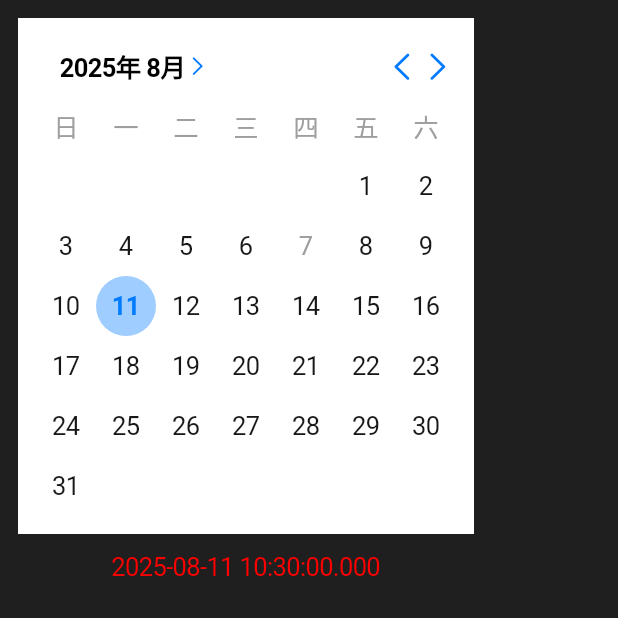
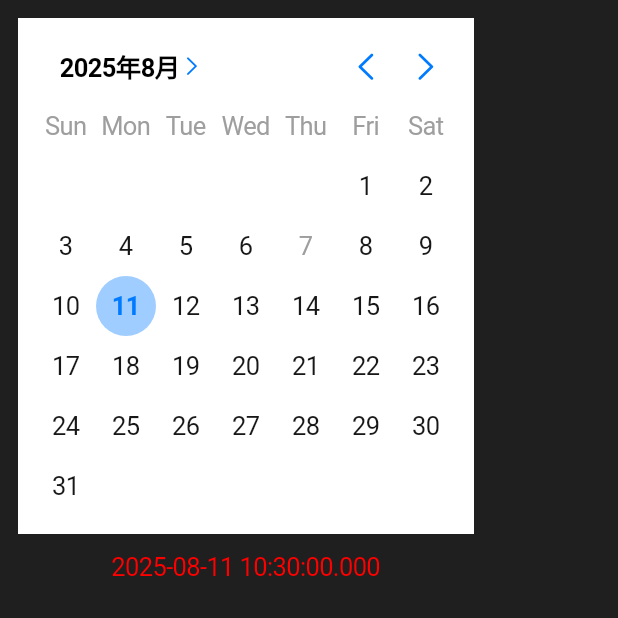
Before and after one commit to Fi2zz/flutter_datepicker, a Flutter app: the screen it shows after launch, on a phone screen of 412 x 824 dp, the top half of it. Run offline on Flutter 3.47's test engine with Material 3 defaults, Android fonts, the phone set to English and light mode, and no system bars.

Commit message:
feat: add comprehensive i18n support
- Added Flutter localization dependencies (flutter_localizations, intl)
- Created DatePickerLocalizations class with support for 7 languages
- Implemented localized month and weekday names
- Added locale-aware date formatting based on language conventions
- Created localization delegate for proper Flutter integration
- Updated DatePicker to use localized strings for UI elements
- Added proper context-based localization lookups
- Maintained backward compatibility with fallback strings

```diff
--- a/lib/datepicker.dart
+++ b/lib/datepicker.dart
@@ -1,9 +1,8 @@
-library flutter_datepicker;
+library;
 
 export 'src/main_picker.dart' show DatePicker;
-export 'src/types/typedefs.dart' show
-    TitleBuilder,
-    DateItemBuilder,
-    DateTimeEnabled,
-    DateItem;
-export 'src/controllers/swipable_controller.dart' show SwipableViewController;
+export 'src/types/typedefs.dart'
+    show TitleBuilder, DateItemBuilder, DateTimeEnabled, DateItem;
+export 'src/views/swipable_view.dart' show SwipableViewController;
+export 'src/l10n/datepicker_localizations.dart'
+    show DatePickerLocalizations, DatePickerLocalizationsDelegate;
--- a/lib/src/controllers/swipable_controller.dart
+++ /dev/null
@@ -1,43 +0,0 @@
-import 'package:flutter/material.dart';
-
-/// Swipable view controller
-///
-/// Used to control month view sliding
-class SwipableViewController {
-  _SwipableViewState? _state;
-
-  /// Slide to next month
-  void next() {
-    _state?.next();
-  }
-
-  /// Slide to previous month
-  void prev() {
-    _state?.prev();
-  }
-
-  /// Slide to specified step
-  ///
-  /// - [step]: Slide step, 1 for next month, -1 for previous month
-  void slide(int step) {
-    if (step != 1 && step != -1) {
-      throw Exception('step must be 1 or -1, currently is $step');
-    }
-    if (step == 1) {
-      next();
-    } else {
-      prev();
-    }
-  }
-
-  /// Internal method: attach state
-  // ignore: library_private_types_in_public_api
-  void attach(_SwipableViewState state) {
-    _state = state;
-  }
-
-  /// Internal method: detach state
-  void detach() {
-    _state = null;
-  }
-}
--- /dev/null
+++ b/lib/src/l10n/datepicker_localizations.dart
@@ -0,0 +1,179 @@
+import 'package:flutter/material.dart';
+import 'package:flutter_localizations/flutter_localizations.dart';
+import 'package:intl/intl.dart' as intl;
+
+/// Localization delegate for date picker
+class DatePickerLocalizationsDelegate
+    extends LocalizationsDelegate<DatePickerLocalizations> {
+  const DatePickerLocalizationsDelegate();
+
+  @override
+  bool isSupported(Locale locale) =>
+      ['en', 'zh', 'es', 'fr', 'de', 'ja', 'ko'].contains(locale.languageCode);
+
+  @override
+  Future<DatePickerLocalizations> load(Locale locale) async {
+    return DatePickerLocalizations(locale);
+  }
+
+  @override
+  bool shouldReload(DatePickerLocalizationsDelegate old) => false;
+}
+
+/// Localization class for date picker
+class DatePickerLocalizations {
+  final Locale locale;
+
+  const DatePickerLocalizations(this.locale);
+
+  static DatePickerLocalizations? of(BuildContext context) {
+    return Localizations.of<DatePickerLocalizations>(context, DatePickerLocalizations);
+  }
+
+  static const LocalizationsDelegate<DatePickerLocalizations> delegate =
+      DatePickerLocalizationsDelegate();
+
+  static const List<LocalizationsDelegate<dynamic>> localizationsDelegates = [
+    DatePickerLocalizations.delegate,
+    GlobalMaterialLocalizations.delegate,
+    GlobalCupertinoLocalizations.delegate,
+    GlobalWidgetsLocalizations.delegate,
+  ];
+
+  static const List<Locale> supportedLocales = [
+    Locale('en', 'US'),
+    Locale('zh', 'CN'),
+    Locale('zh', 'TW'),
+    Locale('es', 'ES'),
+    Locale('fr', 'FR'),
+    Locale('de', 'DE'),
+    Locale('ja', 'JP'),
+    Locale('ko', 'KR'),
+  ];
+
+  // Month names in different languages
+  static const Map<String, List<String>> _monthNames = {
+    'en': [
+      'January', 'February', 'March', 'April', 'May', 'June',
+      'July', 'August', 'September', 'October', 'November', 'December'
+    ],
+    'zh': [
+      '一月', '二月', '三月', '四月', '五月', '六月',
+      '七月', '八月', '九月', '十月', '十一月', '十二月'
+    ],
+    'es': [
+      'Enero', 'Febrero', 'Marzo', 'Abril', 'Mayo', 'Junio',
+      'Julio', 'Agosto', 'Septiembre', 'Octubre', 'Noviembre', 'Diciembre'
+    ],
+    'fr': [
+      'Janvier', 'Février', 'Mars', 'Avril', 'Mai', 'Juin',
+      'Juillet', 'Août', 'Septembre', 'Octobre', 'Novembre', 'Décembre'
+    ],
+    'de': [
+      'Januar', 'Februar', 'März', 'April', 'Mai', 'Juni',
+      'Juli', 'August', 'September', 'Oktober', 'November', 'Dezember'
+    ],
+    'ja': [
+      '1月', '2月', '3月', '4月', '5月', '6月',
+      '7月', '8月', '9月', '10月', '11月', '12月'
+    ],
+    'ko': [
+      '1월', '2월', '3월', '4월', '5월', '6월',
+      '7월', '8월', '9월', '10월', '11월', '12월'
+    ],
+  };
+
+  // Weekday names in different languages
+  static const Map<String, List<String>> _weekdayNames = {
+    'en': ['Sun', 'Mon', 'Tue', 'Wed', 'Thu', 'Fri', 'Sat'],
+    'zh': ['日', '一', '二', '三', '四', '五', '六'],
+    'es': ['Do', 'Lu', 'Ma', 'Mi', 'Ju', 'Vi', 'Sá'],
+    'fr': ['Dim', 'Lun', 'Mar', 'Mer', 'Jeu', 'Ven', 'Sam'],
+    'de': ['So', 'Mo', 'Di', 'Mi', 'Do', 'Fr', 'Sa'],
+    'ja': ['日', '月', '火', '水', '木', '金', '土'],
+    'ko': ['일', '월', '화', '수', '목', '금', '토'],
+  };
+
+  List<String> get monthNames => _monthNames[locale.languageCode]!;
+  List<String> get weekdayNames => _weekdayNames[locale.languageCode]!;
+
+  String getMonthName(int month) => monthNames[month - 1];
+  String getWeekdayName(int weekday) => weekdayNames[weekday % 7];
+
+  // Common strings
+  String get selectYear => _getString('selectYear', 'Select Year');
+  String get selectMonth => _getString('selectMonth', 'Select Month');
+  String get selectDate => _getString('selectDate', 'Select Date');
+  String get cancel => _getString('cancel', 'Cancel');
+  String get confirm => _getString('confirm', 'Confirm');
+
+  // Date format patterns
+  String get monthYearFormat {
+    switch (locale.languageCode) {
+      case 'zh':
+        return 'yyyy年M月';
+      case 'ja':
+      case 'ko':
+        return 'yyyy年M月';
+      default:
+        return 'MMMM yyyy';
+    }
+  }
+
+  String _getString(String key, String defaultValue) {
+    final strings = _localizedStrings[locale.languageCode] ?? {};
+    return strings[key] ?? defaultValue;
+  }
+
+  static const Map<String, Map<String, String>> _localizedStrings = {
+    'en': {
+      'selectYear': 'Select Year',
+      'selectMonth': 'Select Month',
+      'selectDate': 'Select Date',
+      'cancel': 'Cancel',
+      'confirm': 'Confirm',
+    },
+    'zh': {
+      'selectYear': '选择年份',
+      'selectMonth': '选择月份',
+      'selectDate': '选择日期',
+      'cancel': '取消',
+      'confirm': '确定',
+    },
+    'es': {
+      'selectYear': 'Seleccionar Año',
+      'selectMonth': 'Seleccionar Mes',
+      'selectDate': 'Seleccionar Fecha',
+      'cancel': 'Cancelar',
+      'confirm': 'Confirmar',
+    },
+    'fr': {
+      'selectYear': 'Sélectionner l\'année',
+      'selectMonth': 'Sélectionner le mois',
+      'selectDate': 'Sélectionner la date',
+      'cancel': 'Annuler',
+      'confirm': 'Confirmer',
+    },
+    'de': {
+      'selectYear': 'Jahr auswählen',
+      'selectMonth': 'Monat auswählen',
+      'selectDate': 'Datum auswählen',
+      'cancel': 'Abbrechen',
+      'confirm': 'Bestätigen',
+    },
+    'ja': {
+      'selectYear': '年を選択',
+      'selectMonth': '月を選択',
+      'selectDate': '日付を選択',
+      'cancel': 'キャンセル',
+      'confirm': '確定',
+    },
+    'ko': {
+      'selectYear': '연도 선택',
+      'selectMonth': '월 선택',
+      'selectDate': '날짜 선택',
+      'cancel': '취소',
+      'confirm': '확인',
+    },
+  };
+}
--- a/lib/src/main_picker.dart
+++ b/lib/src/main_picker.dart
@@ -1,6 +1,7 @@
-import 'package:flutter/material.dart';
-
-import 'controllers/swipable_controller.dart';
+import 'package:flutter/widgets.dart';
+import 'package:intl/intl.dart';
+import 'l10n/datepicker_localizations.dart';
+import 'utils/helpers.dart';
 import 'views/swipable_view.dart';
 import 'views/month_view.dart';
 import 'views/week_view.dart';
@@ -8,6 +9,18 @@
 import 'widgets/common_widgets.dart';
 import 'utils/constants.dart';
 import 'types/typedefs.dart';
+
+enum DatePickerHeaderLayout {
+  /// Aug 2025 >  ◄ ►
+  /// Title - Left - Right
+  // ignore: constant_identifier_names
+  HTLR,
+
+  /// ◄  Aug 2025   ►
+  /// Left - Title - Right
+  // ignore: constant_identifier_names
+  HLTR,
+}
 
 /// 日期选择器组件
 ///
@@ -20,8 +33,7 @@
   final void Function(DateTime)? onChanged;
   final DateItemBuilder? dateItemBuilder;
   final TitleBuilder? titleBuilder;
-  final bool swipable = true;
-  final int? headerLayout; // = headerLayoutTitleLeftRight;
+  final DatePickerHeaderLayout? headerLayout; // = headerLayoutTitleLeftRight;
   const DatePicker({
     super.key,
     this.value,
@@ -32,21 +44,9 @@
     this.titleBuilder,
     this.dateItemBuilder,
     headerLayout,
-    swipable,
-  }) : headerLayout = headerLayout ?? DatePicker.HTLR;
+  }) : headerLayout = headerLayout ?? DatePickerHeaderLayout.HTLR;
   @override
   State<DatePicker> createState() => _DatePickerState();
-  static const firstDayofweek = 1;
-
-  /// Aug 2025 >  ◄ ►
-  /// Title - Left - Right
-  // ignore: constant_identifier_names
-  static const HTLR = 1;
-
-  /// ◄  Aug 2025   ►
-  /// Left - Title - Right
-  // ignore: constant_identifier_names
-  static const HLTR = 2;
 }
 
 class _DatePickerState extends State<DatePicker> {
@@ -54,8 +54,13 @@
   late final DateTime? _to = widget.to;
 
   late DateTime _selected = maybeToday(widget.value);
-  late DateTime _display = maybeToday(widget.value)!; // 当前正在展示的月份（1 号）
-  final List<String> weekData = List.from('日一二三四五六'.split(''));
+  late DateTime _display = maybeToday(widget.value); // 当前正在展示的月份（1 号）
+  List<String> get weekData {
+    final locale = Localizations.localeOf(context);
+    final localizations = DatePickerLocalizations(locale);
+    return localizations.weekdayNames;
+  }
+
   bool _showYearsView = false;
   _onSelectYear(int year) => setState(() {
     _showYearsView = false;
@@ -90,15 +95,14 @@
   }
 
   Widget _yearBuilder(BuildContext context, int year, bool selected) {
-    Widget node = Center(
+    return Center(
       child: Text(
-        (year).toString(),
+        year.toString(),
         style: TextStyle(
           color: selected ? Helpers.textBlue : Helpers.textBlack,
         ),
       ),
     );
-    return node;
   }
 
   _titleBuilder(
@@ -110,21 +114,26 @@
     if (widget.titleBuilder != null) {
       return widget.titleBuilder!(context, date, active);
     }
-    Widget text = Text(
-      '${date.year}年 ${date.month}月',
+
+    final locale = Localizations.localeOf(context);
+    final localizations = DatePickerLocalizations.of(context);
+    final formatString = localizations?.monthYearFormat ?? 'yyyy年M月';
+    final formatter = DateFormat(formatString, locale.toString());
+    final text = formatter.format(date);
+
+    Widget textWidget = Text(
+      text,
       style: TextStyle(
         color: active ? Helpers.textBlue : Helpers.black,
         fontWeight: FontWeight.bold,
       ),
     );
 
-    if (!showChevron) return [text];
-    return [text, RotatableCheronRight(size: 16, active: _showYearsView)];
+    if (!showChevron) return [textWidget];
+    return [textWidget, RotatableCheronRight(size: 16, active: _showYearsView)];
   }
 
   Widget _buildTitleView(bool showChevron) {
-    // bool showChevron =
-    //     widget.headerLayout != DatePicker.headerLayoutLeftTitleRight;
     List<Widget> title = _titleBuilder(
       context,
       _display,
@@ -148,7 +157,9 @@
   }
 
   Widget _buildHeaderView() {
-    Widget title = _buildTitleView(widget.headerLayout != DatePicker.HLTR);
+    Widget title = _buildTitleView(
+      widget.headerLayout != DatePickerHeaderLayout.HLTR,
+    );
     bool visible = !_showYearsView;
     Widget left = FadeInOut(
       visible: visible,
@@ -168,10 +179,10 @@
     );
 
     List<Widget> children = [];
-    if (widget.headerLayout == DatePicker.HLTR) {
+    if (widget.headerLayout == DatePickerHeaderLayout.HLTR) {
       children = [left, title, right];
     }
-    if (widget.headerLayout == DatePicker.HTLR) {
+    if (widget.headerLayout == DatePickerHeaderLayout.HTLR) {
       children = [
         title,
         Row(children: [left, right]),
@@ -186,7 +197,6 @@
 
   /// 日期选择处理
   _onDateSelect(date) {
-    debugPrint('selected: $date');
     setState(() {
       _selected = date;
       widget.onChanged!(date);
@@ -223,7 +233,6 @@
                   to: _to,
                   current: _display,
                   onChangeMonth: (date) => setState(() => _display = date),
-                  isDateEnabled: widget.isDateEnabled,
                   builder: (BuildContext context, DateTime item) {
                     return MonthView(
                       month: item.month,
--- a/lib/src/utils/helpers.dart
+++ b/lib/src/utils/helpers.dart
@@ -1,5 +1,3 @@
-import 'types/typedefs.dart';
-
 /// Get today's date (without time)
 DateTime getToday() {
   DateTime now = DateTime.now();
--- a/lib/src/views/swipable_view.dart
+++ b/lib/src/views/swipable_view.dart
@@ -1,49 +1,53 @@
-import 'package:flutter/material.dart';
-import '../utils/helpers.dart';
-import '../types/typedefs.dart';
-import '../controllers/swipable_controller.dart';
+import 'package:flutter/widgets.dart';
+import 'package:flutter_datepicker/src/types/typedefs.dart';
+import 'package:flutter_datepicker/src/utils/helpers.dart';
 
-/// Month data type definition
+/// Swipable view controller
 ///
-/// Represents all dates for a single month, including empty placeholders
-typedef MonthData = List<DateTime?>;
+/// Used to control month view sliding
+class SwipableViewController {
+  _SwipableViewState? _state;
 
-/// Month grid data type definition
+  /// Slide to next month
+  void next() {
+    _state?.next();
+  }
+
+  /// Slide to previous month
+  void prev() {
+    _state?.prev();
+  }
+
+  /// Slide to specified step
+  ///
+  /// - [step]: Slide step, 1 for next month, -1 for previous month
+  void slide(int step) {
+    if (step != 1 && step != -1) {
+      throw Exception('step must be 1 or -1, currently is $step');
+    }
+    if (step == 1) {
+      next();
+    } else {
+      prev();
+    }
+  }
+
+  /// Internal method: attach state
+  // ignore: library_private_types_in_public_api
+  void attach(_SwipableViewState state) {
+    _state = state;
+  }
+
+  /// Internal method: detach state
+  void dispose() {
+    _state = null;
+  }
+}
+
+/// Grid data type definition
 ///
 /// Represents a list of all months in the calendar
-typedef MonthGridData = List<DateTime>;
-
-/// Get today's date (without time)
-DateTime getToday() {
-  DateTime now = DateTime.now();
-  return DateTime(now.year, now.month, now.day);
-}
-
-/// Get specified date, return today if null
-///
-/// - [value]: Input date, can be null
-DateTime maybeToday(DateTime? value) {
-  if (value == null) return getToday();
-  return DateTime(value.year, value.month, value.day);
-}
-
-/// Generate calendar data
-///
-/// Generate list of all months based on date range
-/// - [start]: Start date
-/// - [end]: End date
-/// Returns list of all months in specified range (1st of each month)
-MonthGridData generateCalendar(DateTime start, DateTime end) {
-  final list = <DateTime>[];
-  for (var y = start.year; y <= end.year; y++) {
-    final mStart = y == start.year ? start.month : 1;
-    final mEnd = y == end.year ? end.month : 12;
-    for (var m = mStart; m <= mEnd; m++) {
-      list.add(DateTime(y, m));
-    }
-  }
-  return list;
-}
+typedef GridData = List<DateTime>;
 
 /// Swipable view widget
 ///
@@ -54,17 +58,11 @@
 
   final SwipableViewController? controller;
 
-  /// Whether swipable (reserved parameter, currently unused)
-  final bool? swipable;
-
   /// Optional end date of date range
   final DateTime? to;
 
   /// Currently displayed month
   final DateTime? current;
-
-  /// Function to determine if date is available
-  final DateTimeEnabled? isDateEnabled;
 
   /// Month change callback
   final void Function(DateTime) onChangeMonth;
@@ -75,16 +73,12 @@
   ///
   /// - [from]: Optional start of date range
   /// - [to]: Optional end of date range
-  /// - [swipable]: Whether swipable (reserved)
-  /// - [isDateEnabled]: Function to determine if date is available
   /// - [onChangeMonth]: Month change callback
   /// - [current]: Currently displayed month
   const SwipableView({
     super.key,
     this.from,
     this.to,
-    this.swipable,
-    this.isDateEnabled,
     required this.onChangeMonth,
     required this.builder,
     this.current,
@@ -99,7 +93,7 @@
   late final PageController _controller;
 
   /// Month grid data
-  late MonthGridData _grid;
+  late GridData _grid;
 
   /// Optional start date of date range
   late DateTime _from;
@@ -151,15 +145,10 @@
     _current = widget.current ?? DateTime(today.year, today.month);
   }
 
-  /// Check if two dates are equal (compare year and month only)
-  bool _internalEqual(DateTime a, DateTime b) {
-    return a.year == b.year && a.month == b.month;
-  }
-
   /// Find index of specified date in grid
   int _internalFindIndex(DateTime? date) {
     if (date == null) return -1;
-    return _grid.indexWhere((m) => _internalEqual(m, date));
+    return _grid.indexWhere((m) => isSameMonth(m, date));
   }
 
   /// Regenerate data
@@ -202,7 +191,7 @@
 
   @override
   void dispose() {
-    widget.controller?.detach();
+    widget.controller?.dispose();
     _controller.removeListener(_listener);
     _controller.dispose();
     super.dispose();
@@ -249,7 +238,7 @@
     super.didUpdateWidget(oldWidget);
 
     if (oldWidget.controller != widget.controller) {
-      oldWidget.controller?.detach();
+      oldWidget.controller?.dispose();
       widget.controller?.attach(this);
     }
     if (_current != widget.current && widget.current != null) {
--- a/lib/src/widgets/common_widgets.dart
+++ b/lib/src/widgets/common_widgets.dart
@@ -1,7 +1,7 @@
 import 'package:flutter/gestures.dart';
 import 'package:flutter/widgets.dart';
 import 'package:flutter/cupertino.dart' show CupertinoIcons;
-import './helpers.dart';
+import '../utils/constants.dart';
 import 'dart:math';
 
 /// 淡入淡出组件
--- a/pubspec.yaml
+++ b/pubspec.yaml
@@ -31,6 +31,9 @@
   flutter:
     sdk: flutter
   signals: ^6.0.2
+  flutter_localizations:
+    sdk: flutter
+  intl: ^0.20.2
 
   # The following adds the Cupertino Icons font to your application.
   # Use with the CupertinoIcons class for iOS style icons.
```
